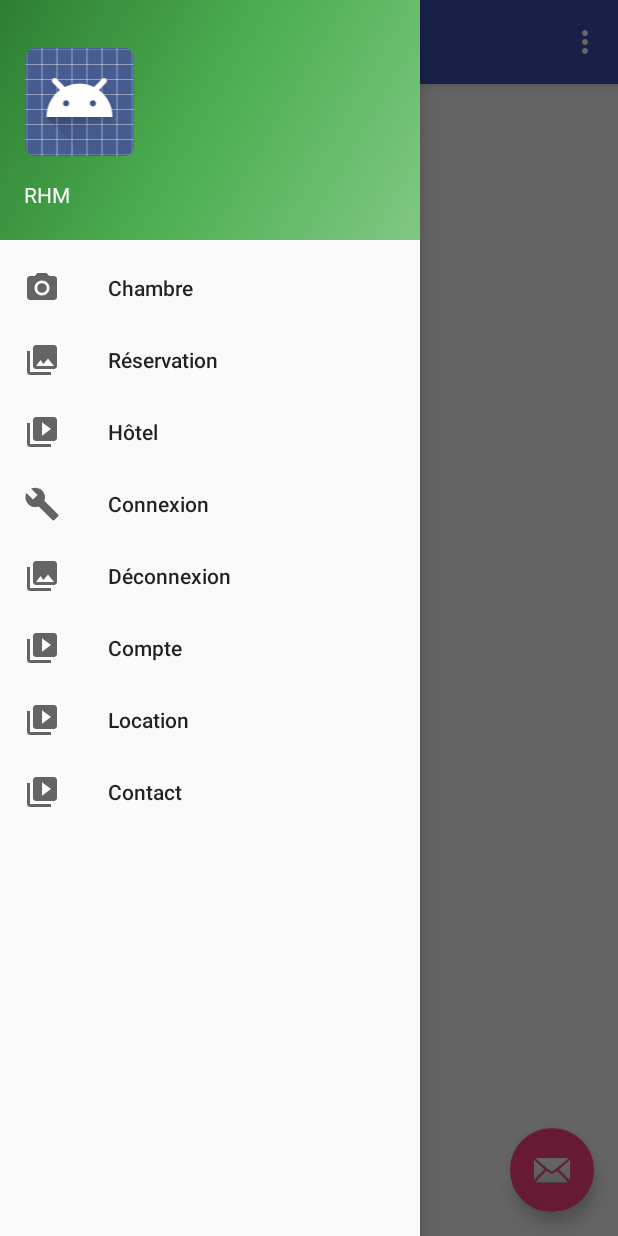
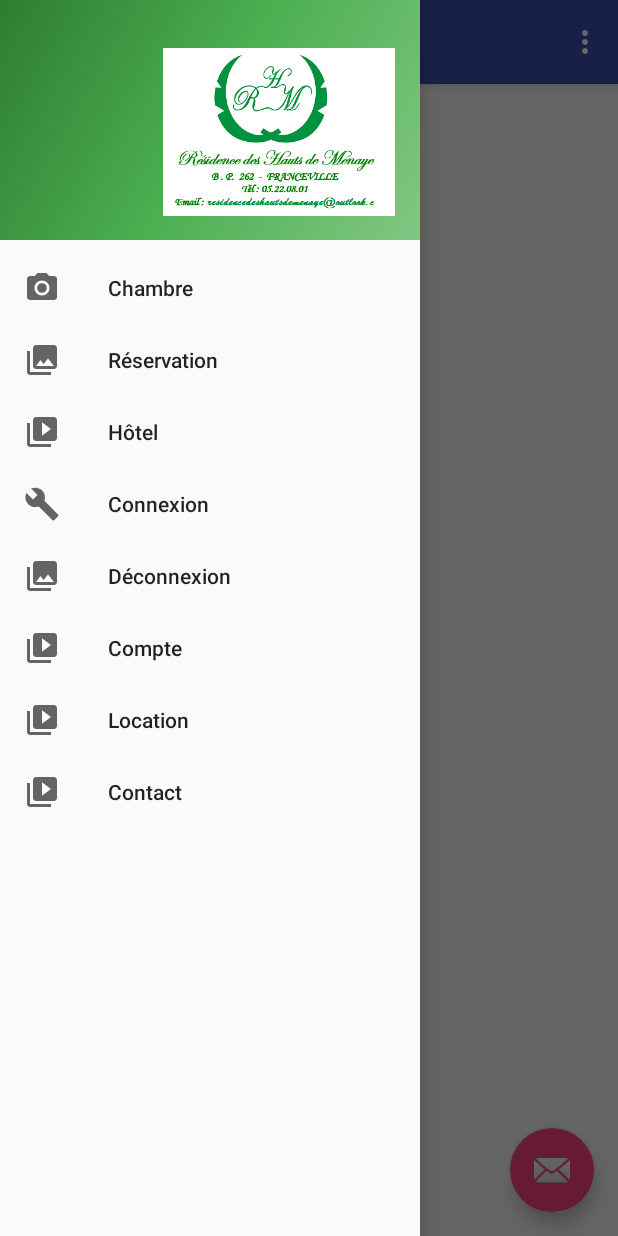
Before and after one commit to stanleykayzz/rhmAndroidApp, an Android app: the screen it shows after launch (MainActivity), with the side drawer open, on a phone screen of 412 x 824 dp. Run offline under Robolectric (Android 15) with nearby library versions, the phone set to English and light mode, and no system bars.

Commit message:
remplacement du logo android par celui de l'hotel

```diff
--- a/app/src/main/res/layout/nav_header_main.xml
+++ b/app/src/main/res/layout/nav_header_main.xml
@@ -14,12 +14,12 @@
 
     <ImageView
         android:id="@+id/imageView"
-        android:layout_width="74dp"
+        android:layout_width="340dp"
         android:layout_height="wrap_content"
         android:paddingTop="@dimen/nav_header_vertical_spacing"
-        app:srcCompat="@android:drawable/sym_def_app_icon" />
+        app:srcCompat="@mipmap/logo" />
 
-    <TextView
+    <!--<TextView
         android:layout_width="match_parent"
         android:layout_height="wrap_content"
         android:paddingTop="@dimen/nav_header_vertical_spacing"
@@ -30,6 +30,6 @@
         android:id="@+id/textView"
         android:layout_width="wrap_content"
         android:layout_height="wrap_content"
-        android:text="residencedeshautsdemenaye@outlook.com" />
+        android:text="residencedeshautsdemenaye@outlook.com" />-->
 
 </LinearLayout>
```
